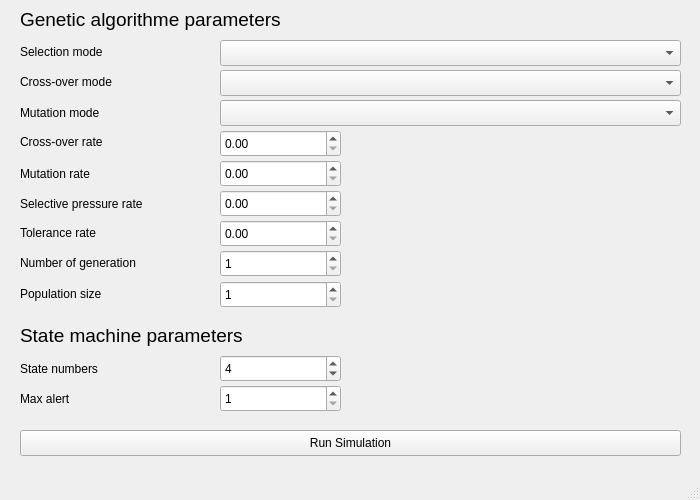
Before: the Qt Designer form MegaMachineEvolution/GUI/parameterwindow.ui in IxSysTech/heigvd-pro-b-13, drawn with Qt 5.
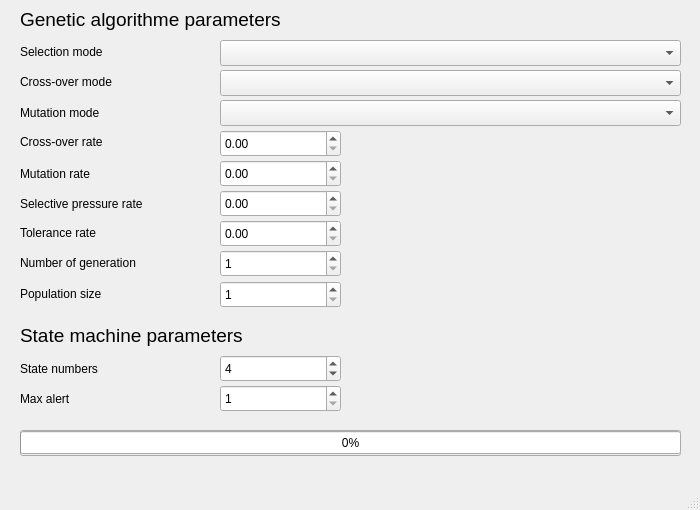
After: the same form once the commit is applied.

```diff
--- a/MegaMachineEvolution/GUI/parameterwindow.ui
+++ b/MegaMachineEvolution/GUI/parameterwindow.ui
@@ -7,19 +7,19 @@
     <x>0</x>
     <y>0</y>
     <width>700</width>
-    <height>500</height>
+    <height>510</height>
    </rect>
   </property>
   <property name="minimumSize">
    <size>
     <width>700</width>
-    <height>500</height>
+    <height>510</height>
    </size>
   </property>
   <property name="maximumSize">
    <size>
     <width>700</width>
-    <height>500</height>
+    <height>510</height>
    </size>
   </property>
   <property name="windowTitle">
@@ -373,6 +373,19 @@
      <number>1</number>
     </property>
    </widget>
+   <widget class="QProgressBar" name="pgbGeneration">
+    <property name="geometry">
+     <rect>
+      <x>20</x>
+      <y>431</y>
+      <width>661</width>
+      <height>23</height>
+     </rect>
+    </property>
+    <property name="value">
+     <number>0</number>
+    </property>
+   </widget>
   </widget>
   <widget class="QMenuBar" name="menubar">
    <property name="geometry">
```
Left out of the diff: 2 changed lines with no effect on the pictures.
